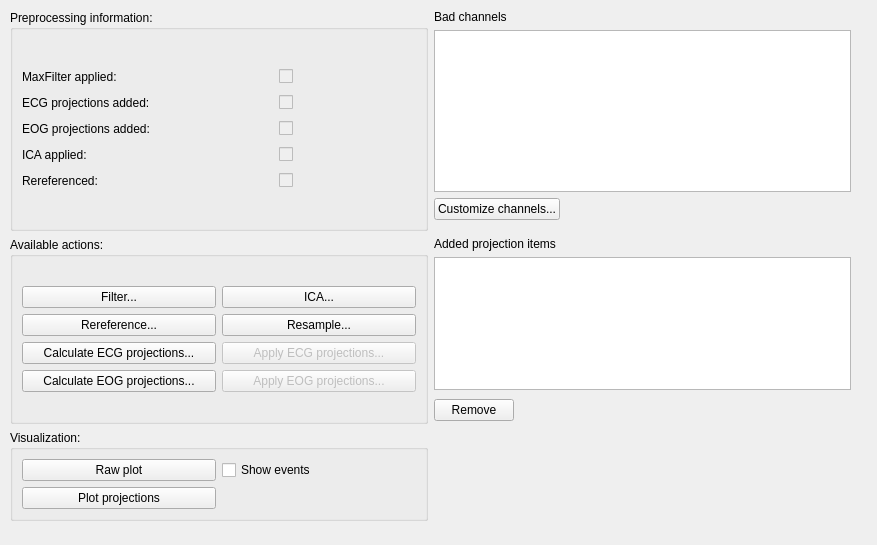
Qt form designer_ui_files/mainWindowTabPreprocessingUi.ui (cibr-jyu/meggie) before a commit.
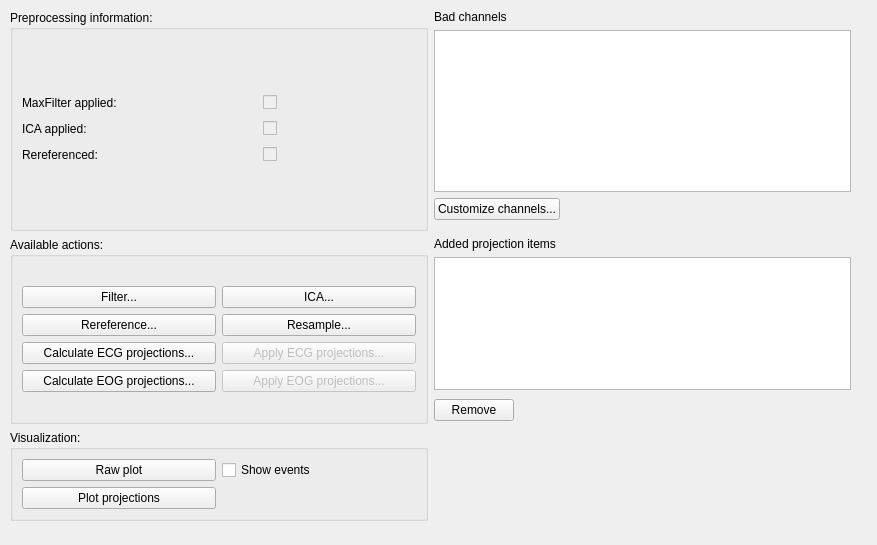
The same form after that commit.

What changed in the file:
```diff
--- a/designer_ui_files/mainWindowTabPreprocessingUi.ui
+++ b/designer_ui_files/mainWindowTabPreprocessingUi.ui
@@ -131,7 +131,7 @@
          <property name="sizeConstraint">
           <enum>QLayout::SetDefaultConstraint</enum>
          </property>
-         <item row="4" column="0">
+         <item row="2" column="0">
           <widget class="QLabel" name="labelRereferenced">
            <property name="text">
             <string>Rereferenced:</string>
@@ -189,113 +189,13 @@
           </layout>
          </item>
          <item row="1" column="0">
-          <widget class="QLabel" name="labelECGComputed">
-           <property name="text">
-            <string>ECG projections added:</string>
-           </property>
-          </widget>
-         </item>
-         <item row="2" column="0">
-          <widget class="QLabel" name="labelEOGComputed">
-           <property name="text">
-            <string>EOG projections added:</string>
-           </property>
-          </widget>
-         </item>
-         <item row="2" column="1">
-          <layout class="QHBoxLayout" name="horizontalLayout_20">
-           <item>
-            <spacer name="horizontalSpacer_13">
-             <property name="orientation">
-              <enum>Qt::Horizontal</enum>
-             </property>
-             <property name="sizeHint" stdset="0">
-              <size>
-               <width>40</width>
-               <height>20</height>
-              </size>
-             </property>
-            </spacer>
-           </item>
-           <item>
-            <widget class="QCheckBox" name="checkBoxEOGApplied">
-             <property name="enabled">
-              <bool>false</bool>
-             </property>
-             <property name="focusPolicy">
-              <enum>Qt::NoFocus</enum>
-             </property>
-             <property name="text">
-              <string/>
-             </property>
-            </widget>
-           </item>
-           <item>
-            <spacer name="horizontalSpacer_14">
-             <property name="orientation">
-              <enum>Qt::Horizontal</enum>
-             </property>
-             <property name="sizeHint" stdset="0">
-              <size>
-               <width>40</width>
-               <height>20</height>
-              </size>
-             </property>
-            </spacer>
-           </item>
-          </layout>
-         </item>
-         <item row="1" column="1">
-          <layout class="QHBoxLayout" name="horizontalLayout_16">
-           <item>
-            <spacer name="horizontalSpacer_9">
-             <property name="orientation">
-              <enum>Qt::Horizontal</enum>
-             </property>
-             <property name="sizeHint" stdset="0">
-              <size>
-               <width>40</width>
-               <height>20</height>
-              </size>
-             </property>
-            </spacer>
-           </item>
-           <item>
-            <widget class="QCheckBox" name="checkBoxECGApplied">
-             <property name="enabled">
-              <bool>false</bool>
-             </property>
-             <property name="focusPolicy">
-              <enum>Qt::NoFocus</enum>
-             </property>
-             <property name="text">
-              <string/>
-             </property>
-            </widget>
-           </item>
-           <item>
-            <spacer name="horizontalSpacer_10">
-             <property name="orientation">
-              <enum>Qt::Horizontal</enum>
-             </property>
-             <property name="sizeHint" stdset="0">
-              <size>
-               <width>40</width>
-               <height>20</height>
-              </size>
-             </property>
-            </spacer>
-           </item>
-          </layout>
-         </item>
-         <item row="3" column="0">
           <widget class="QLabel" name="labelICAApplied">
            <property name="text">
             <string>ICA applied:</string>
            </property>
           </widget>
          </item>
-         <item row="3" column="1">
+         <item row="1" column="1">
           <layout class="QHBoxLayout" name="horizontalLayout_5">
            <item>
             <spacer name="horizontalSpacer">
@@ -335,7 +235,7 @@
            </item>
           </layout>
          </item>
-         <item row="4" column="1">
+         <item row="2" column="1">
           <layout class="QHBoxLayout" name="horizontalLayout_6">
            <item>
             <spacer name="horizontalSpacer_4">
```
